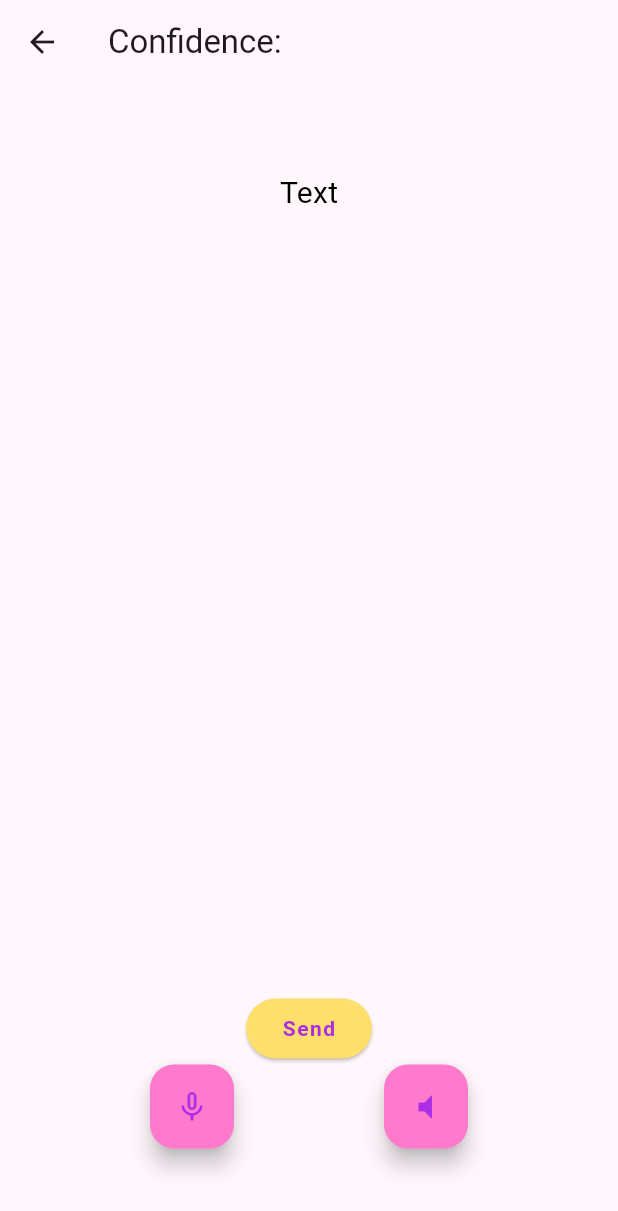
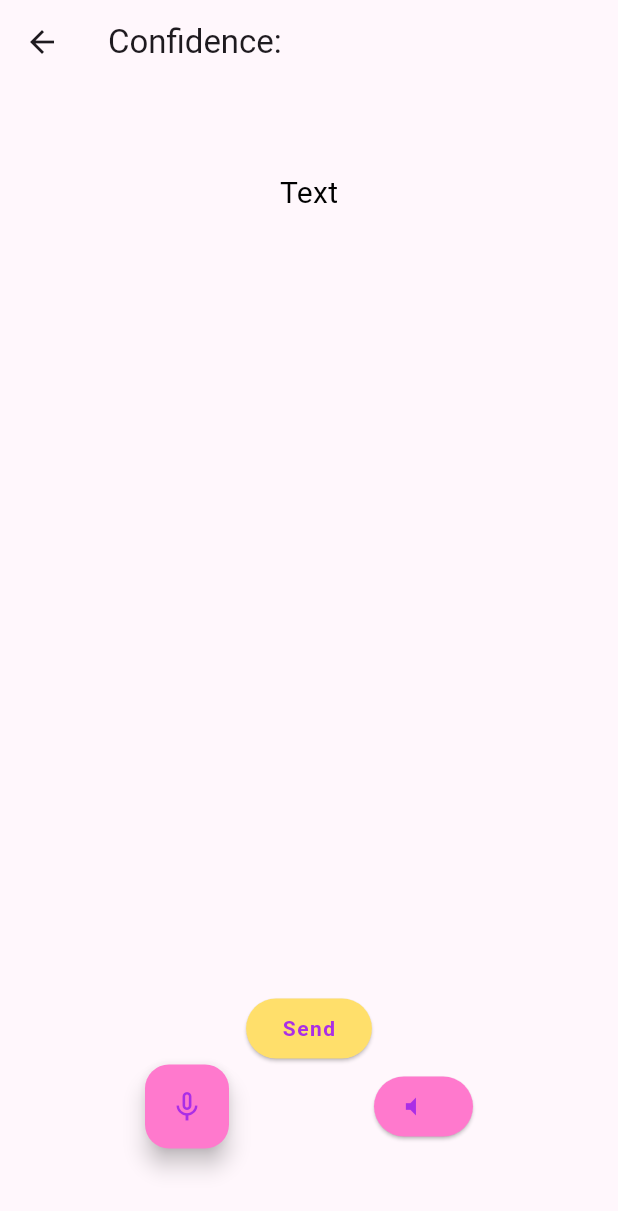
Before and after one commit to armandomm09/hackpue, a Flutter app: the AudioToTextPage screen opened directly, on a phone screen of 412 x 824 dp. Shown: the top 1211 px of the screen. Run offline on Flutter 3.47's test engine with Material 3 defaults, Android fonts, the phone set to English and light mode, and no system bars; drawn by our look-alikes of avatar_glow; our stand-ins replace audioplayers, awesome_snackbar_content, carousel_slider, cloud_firestore, file_picker, firebase_auth and 4 more; missing offline and left inert: record; accounts and stored records are empty; statements that could not run were skipped.

```diff
--- a/lib/pages/chat/quiz/quizResult.dart
+++ b/lib/pages/chat/quiz/quizResult.dart
@@ -91,7 +91,7 @@ class quizResultPage extends StatelessWidget {
                         ElevatedButton(
                           style: ButtonStyle(
                               backgroundColor:
-                                  WidgetStatePropertyAll(lavender)),
+                                  MaterialStatePropertyAll(lavender)),
                           onPressed: () {
                             Navigator.push(
                                 context,
@@ -122,7 +122,7 @@ class quizResultPage extends StatelessWidget {
                           ),
                           style: ButtonStyle(
                               backgroundColor:
-                                  WidgetStatePropertyAll(happyOrange)),
+                                  MaterialStatePropertyAll(happyOrange)),
                         )
                       ],
                     ),
--- a/lib/pages/chat/upload_audio.dart
+++ b/lib/pages/chat/upload_audio.dart
@@ -159,7 +159,7 @@ class _AudioToTextPageState extends State<AudioToTextPage> {
                         child: FloatingActionButton(
                           backgroundColor: isRecording ? happyOrange : pink,
                           onPressed:
-                              isRecording ? stopRecording : startRecording,
+                              isRecording ? () => stopRecording : () => startRecording,
                           child: showIconRecord(isRecording),
                         ),
                       ),
@@ -168,10 +168,14 @@ class _AudioToTextPageState extends State<AudioToTextPage> {
                         glowColor: pink,
                         duration: const Duration(milliseconds: 2000),
                         repeat: true,
-                        child: FloatingActionButton(
-                          backgroundColor: isRecording ? happyOrange : pink,
+                        child: ElevatedButton.icon(
+
+                          label: Text(''),
+                          style: ButtonStyle(
+                            backgroundColor: isRecording ? MaterialStatePropertyAll(happyOrange) : MaterialStatePropertyAll(pink),
+                          ),
                           onPressed: startListeningRecording,
-                          child: showIconListen(isListening),
+                          icon: showIconListen(isListening),
                         ),
                       ),
                     ],
```
